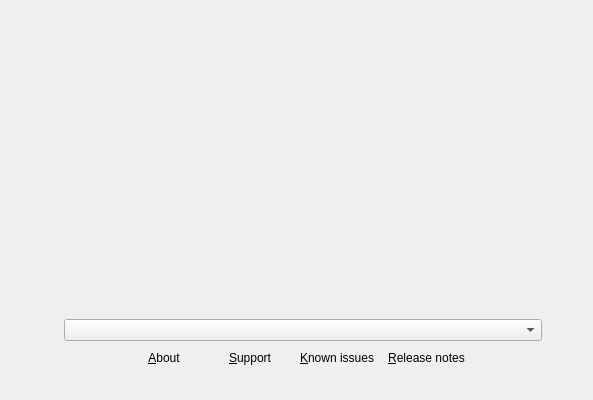
Above: src/modules/welcome/WelcomePage.ui from magpie-linux/calamares before the change. Below: the same form after it.
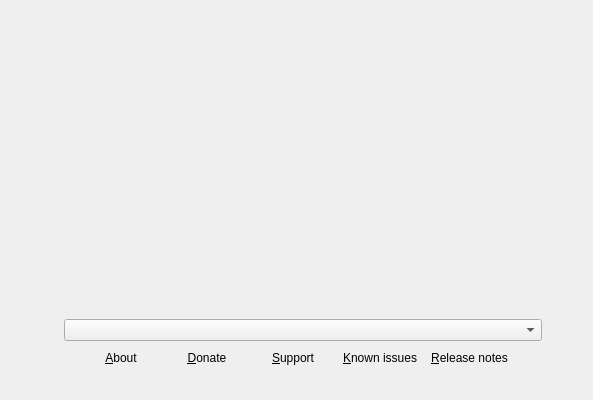
That is the form after the change. Icons and pictures are not drawn.

```diff
--- a/src/modules/welcome/WelcomePage.ui
+++ b/src/modules/welcome/WelcomePage.ui
@@ -134,6 +134,19 @@
            </property>
           </widget>
          </item>
+         <item>
+          <widget class="QPushButton" name="donateButton">
+           <property name="toolTip">
+            <string>Open donations website</string>
+           </property>
+           <property name="text">
+            <string>&amp;Donate</string>
+           </property>
+           <property name="flat">
+            <bool>true</bool>
+           </property>
+          </widget>
+         </item>
          <item>
           <widget class="QPushButton" name="supportButton">
            <property name="text">
```
Left out of the diff: 17 changed lines with no effect on the pictures.
